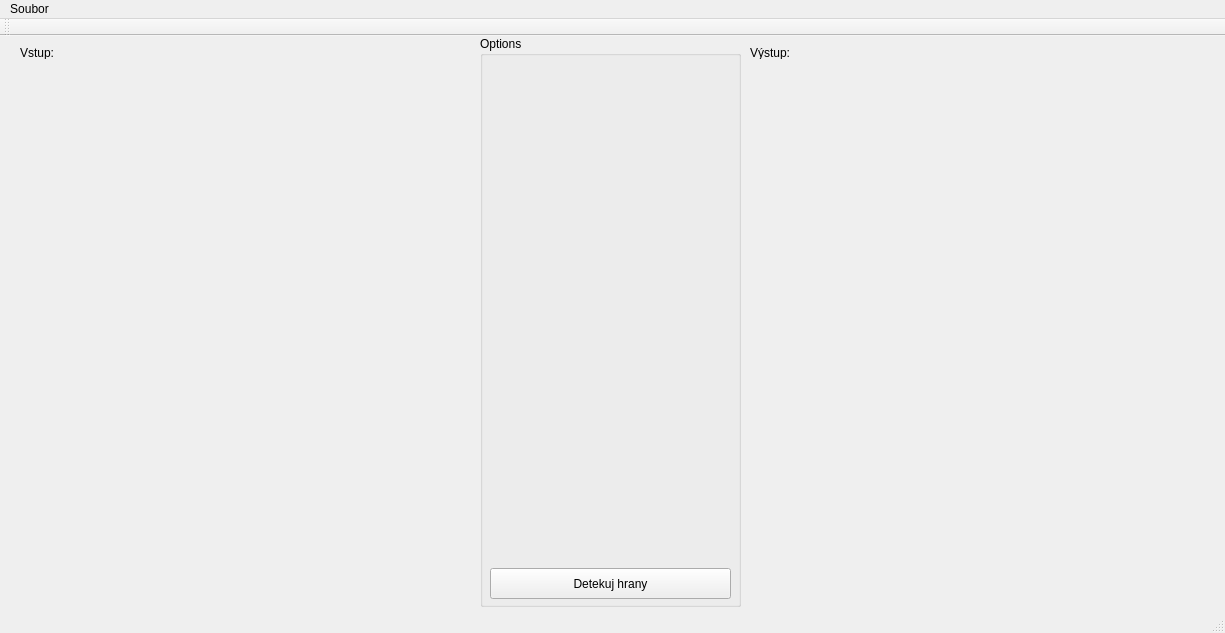
First picture: the form in dynamic-edge-detection/mainwindow.ui, repository mmaci/vutbr-fit-zpo-dynamicka-detekce-hran, before the edit.
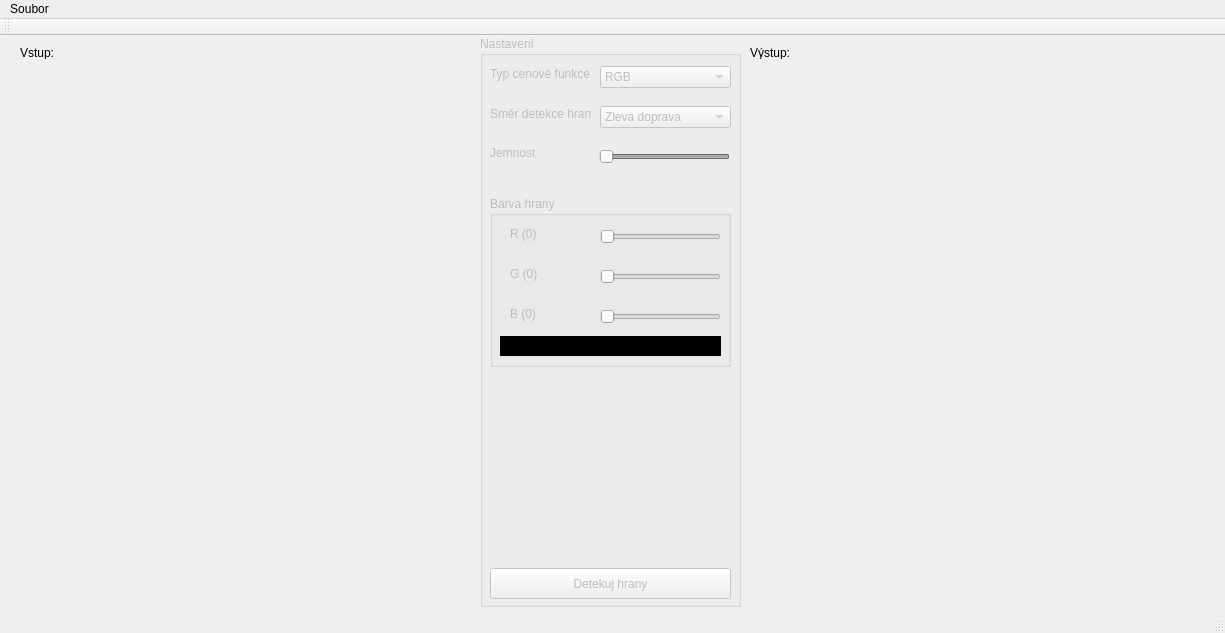
Second picture: the form after the edit.

```diff
--- a/dynamic-edge-detection/mainwindow.ui
+++ b/dynamic-edge-detection/mainwindow.ui
@@ -14,7 +14,10 @@
    <string>MainWindow</string>
   </property>
   <widget class="QWidget" name="centralWidget">
-   <widget class="QGroupBox" name="groupBox">
+   <widget class="QGroupBox" name="gbNastaveni">
+    <property name="enabled">
+     <bool>false</bool>
+    </property>
     <property name="geometry">
      <rect>
       <x>480</x>
@@ -24,7 +27,7 @@
      </rect>
     </property>
     <property name="title">
-     <string>Options</string>
+     <string>Nastavení </string>
     </property>
     <widget class="QPushButton" name="pushButton">
      <property name="geometry">
@@ -39,6 +42,663 @@
       <string>Detekuj hrany</string>
      </property>
     </widget>
+    <widget class="QLabel" name="label_3">
+     <property name="geometry">
+      <rect>
+       <x>10</x>
+       <y>30</y>
+       <width>101</width>
+       <height>16</height>
+      </rect>
+     </property>
+     <property name="text">
+      <string>Typ cenové funkce:</string>
+     </property>
+    </widget>
+    <widget class="QLabel" name="label_4">
+     <property name="geometry">
+      <rect>
+       <x>10</x>
+       <y>70</y>
+       <width>101</width>
+       <height>16</height>
+      </rect>
+     </property>
+     <property name="text">
+      <string>Směr detekce hran:</string>
+     </property>
+    </widget>
+    <widget class="QComboBox" name="cbSmer">
+     <property name="geometry">
+      <rect>
+       <x>120</x>
+       <y>70</y>
+       <width>131</width>
+       <height>22</height>
+      </rect>
+     </property>
+     <item>
+      <property name="text">
+       <string>Zleva doprava</string>
+      </property>
+     </item>
+     <item>
+      <property name="text">
+       <string>Shora dolů</string>
+      </property>
+     </item>
+    </widget>
+    <widget class="QComboBox" name="cbCena">
+     <property name="geometry">
+      <rect>
+       <x>120</x>
+       <y>30</y>
+       <width>131</width>
+       <height>22</height>
+      </rect>
+     </property>
+     <item>
+      <property name="text">
+       <string>RGB</string>
+      </property>
+     </item>
+     <item>
+      <property name="text">
+       <string>CMYK</string>
+      </property>
+     </item>
+     <item>
+      <property name="text">
+       <string>GREYSCALE</string>
+      </property>
+     </item>
+     <item>
+      <property name="text">
+       <string>PUVODNI</string>
+      </property>
+     </item>
+    </widget>
+    <widget class="QSlider" name="hsJemnost">
+     <property name="geometry">
+      <rect>
+       <x>119</x>
+       <y>110</y>
+       <width>131</width>
+       <height>22</height>
+      </rect>
+     </property>
+     <property name="minimum">
+      <number>1</number>
+     </property>
+     <property name="maximum">
+      <number>10</number>
+     </property>
+     <property name="pageStep">
+      <number>5</number>
+     </property>
+     <property name="value">
+      <number>10</number>
+     </property>
+     <property name="orientation">
+      <enum>Qt::Horizontal</enum>
+     </property>
+     <property name="invertedAppearance">
+      <bool>true</bool>
+     </property>
+    </widget>
+    <widget class="QLabel" name="label_5">
+     <property name="geometry">
+      <rect>
+       <x>10</x>
+       <y>110</y>
+       <width>46</width>
+       <height>13</height>
+      </rect>
+     </property>
+     <property name="text">
+      <string>Jemnost:</string>
+     </property>
+    </widget>
+    <widget class="QGroupBox" name="groupBox">
+     <property name="geometry">
+      <rect>
+       <x>10</x>
+       <y>160</y>
+       <width>241</width>
+       <height>171</height>
+      </rect>
+     </property>
+     <property name="title">
+      <string>Barva hrany </string>
+     </property>
+     <widget class="QLabel" name="lblColor">
+      <property name="geometry">
+       <rect>
+        <x>10</x>
+        <y>140</y>
+        <width>221</width>
+        <height>20</height>
+       </rect>
+      </property>
+      <property name="palette">
+       <palette>
+        <active>
+         <colorrole role="WindowText">
+          <brush brushstyle="SolidPattern">
+           <color alpha="255">
+            <red>255</red>
+            <green>255</green>
+            <blue>255</blue>
+           </color>
+          </brush>
+         </colorrole>
+         <colorrole role="Button">
+          <brush brushstyle="SolidPattern">
+           <color alpha="255">
+            <red>0</red>
+            <green>0</green>
+            <blue>0</blue>
+           </color>
+          </brush>
+         </colorrole>
+         <colorrole role="Light">
+          <brush brushstyle="SolidPattern">
+           <color alpha="255">
+            <red>0</red>
+            <green>0</green>
+            <blue>0</blue>
+           </color>
+          </brush>
+         </colorrole>
+         <colorrole role="Midlight">
+          <brush brushstyle="SolidPattern">
+           <color alpha="255">
+            <red>0</red>
+            <green>0</green>
+            <blue>0</blue>
+           </color>
+          </brush>
+         </colorrole>
+         <colorrole role="Dark">
+          <brush brushstyle="SolidPattern">
+           <color alpha="255">
+            <red>0</red>
+            <green>0</green>
+            <blue>0</blue>
+           </color>
+          </brush>
+         </colorrole>
+         <colorrole role="Mid">
+          <brush brushstyle="SolidPattern">
+           <color alpha="255">
+            <red>0</red>
+            <green>0</green>
+            <blue>0</blue>
+           </color>
+          </brush>
+         </colorrole>
+         <colorrole role="Text">
+          <brush brushstyle="SolidPattern">
+           <color alpha="255">
+            <red>255</red>
+            <green>255</green>
+            <blue>255</blue>
+           </color>
+          </brush>
+         </colorrole>
+         <colorrole role="BrightText">
+          <brush brushstyle="SolidPattern">
+           <color alpha="255">
+            <red>255</red>
+            <green>255</green>
+            <blue>255</blue>
+           </color>
+          </brush>
+         </colorrole>
+         <colorrole role="ButtonText">
+          <brush brushstyle="SolidPattern">
+           <color alpha="255">
+            <red>255</red>
+            <green>255</green>
+            <blue>255</blue>
+           </color>
+          </brush>
+         </colorrole>
+         <colorrole role="Base">
+          <brush brushstyle="SolidPattern">
+           <color alpha="255">
+            <red>0</red>
+            <green>0</green>
+            <blue>0</blue>
+           </color>
+          </brush>
+         </colorrole>
+         <colorrole role="Window">
+          <brush brushstyle="SolidPattern">
+           <color alpha="255">
+            <red>0</red>
+            <green>0</green>
+            <blue>0</blue>
+           </color>
+          </brush>
+         </colorrole>
+         <colorrole role="Shadow">
+          <brush brushstyle="SolidPattern">
+           <color alpha="255">
+            <red>0</red>
+            <green>0</green>
+            <blue>0</blue>
+           </color>
+          </brush>
+         </colorrole>
+         <colorrole role="AlternateBase">
+          <brush brushstyle="SolidPattern">
+           <color alpha="255">
+            <red>0</red>
+            <green>0</green>
+            <blue>0</blue>
+           </color>
+          </brush>
+         </colorrole>
+         <colorrole role="ToolTipBase">
+          <brush brushstyle="SolidPattern">
+           <color alpha="255">
+            <red>255</red>
+            <green>255</green>
+            <blue>220</blue>
+           </color>
+          </brush>
+         </colorrole>
+         <colorrole role="ToolTipText">
+          <brush brushstyle="SolidPattern">
+           <color alpha="255">
+            <red>0</red>
+            <green>0</green>
+            <blue>0</blue>
+           </color>
+          </brush>
+         </colorrole>
+        </active>
+        <inactive>
+         <colorrole role="WindowText">
+          <brush brushstyle="SolidPattern">
+           <color alpha="255">
+            <red>255</red>
+            <green>255</green>
+            <blue>255</blue>
+           </color>
+          </brush>
+         </colorrole>
+         <colorrole role="Button">
+          <brush brushstyle="SolidPattern">
+           <color alpha="255">
+            <red>0</red>
+            <green>0</green>
+            <blue>0</blue>
+           </color>
+          </brush>
+         </colorrole>
+         <colorrole role="Light">
+          <brush brushstyle="SolidPattern">
+           <color alpha="255">
+            <red>0</red>
+            <green>0</green>
+            <blue>0</blue>
+           </color>
+          </brush>
+         </colorrole>
+         <colorrole role="Midlight">
+          <brush brushstyle="SolidPattern">
+           <color alpha="255">
+            <red>0</red>
+            <green>0</green>
+            <blue>0</blue>
+           </color>
+          </brush>
+         </colorrole>
+         <colorrole role="Dark">
+          <brush brushstyle="SolidPattern">
+           <color alpha="255">
+            <red>0</red>
+            <green>0</green>
+            <blue>0</blue>
+           </color>
+          </brush>
+         </colorrole>
+         <colorrole role="Mid">
+          <brush brushstyle="SolidPattern">
+           <color alpha="255">
+            <red>0</red>
+            <green>0</green>
+            <blue>0</blue>
+           </color>
+          </brush>
+         </colorrole>
+         <colorrole role="Text">
+          <brush brushstyle="SolidPattern">
+           <color alpha="255">
+            <red>255</red>
+            <green>255</green>
+            <blue>255</blue>
+           </color>
+          </brush>
+         </colorrole>
+         <colorrole role="BrightText">
+          <brush brushstyle="SolidPattern">
+           <color alpha="255">
+            <red>255</red>
+            <green>255</green>
+            <blue>255</blue>
+           </color>
+          </brush>
+         </colorrole>
+         <colorrole role="ButtonText">
+          <brush brushstyle="SolidPattern">
+           <color alpha="255">
+            <red>255</red>
+            <green>255</green>
+            <blue>255</blue>
+           </color>
+          </brush>
+         </colorrole>
+         <colorrole role="Base">
+          <brush brushstyle="SolidPattern">
+           <color alpha="255">
+            <red>0</red>
+            <green>0</green>
+            <blue>0</blue>
+           </color>
+          </brush>
+         </colorrole>
+         <colorrole role="Window">
+          <brush brushstyle="SolidPattern">
+           <color alpha="255">
+            <red>0</red>
+            <green>0</green>
+            <blue>0</blue>
+           </color>
+          </brush>
+         </colorrole>
+         <colorrole role="Shadow">
+          <brush brushstyle="SolidPattern">
+           <color alpha="255">
+            <red>0</red>
+            <green>0</green>
+            <blue>0</blue>
+           </color>
+          </brush>
+         </colorrole>
+         <colorrole role="AlternateBase">
+          <brush brushstyle="SolidPattern">
+           <color alpha="255">
+            <red>0</red>
+            <green>0</green>
+            <blue>0</blue>
+           </color>
+          </brush>
+         </colorrole>
+         <colorrole role="ToolTipBase">
+          <brush brushstyle="SolidPattern">
+           <color alpha="255">
+            <red>255</red>
+            <green>255</green>
+            <blue>220</blue>
+           </color>
+          </brush>
+         </colorrole>
+         <colorrole role="ToolTipText">
+          <brush brushstyle="SolidPattern">
+           <color alpha="255">
+            <red>0</red>
+            <green>0</green>
+            <blue>0</blue>
+           </color>
+          </brush>
+         </colorrole>
+        </inactive>
+        <disabled>
+         <colorrole role="WindowText">
+          <brush brushstyle="SolidPattern">
+           <color alpha="255">
+            <red>0</red>
+            <green>0</green>
+            <blue>0</blue>
+           </color>
+          </brush>
+         </colorrole>
+         <colorrole role="Button">
+          <brush brushstyle="SolidPattern">
+           <color alpha="255">
+            <red>0</red>
+            <green>0</green>
+            <blue>0</blue>
+           </color>
+          </brush>
+         </colorrole>
+         <colorrole role="Light">
+          <brush brushstyle="SolidPattern">
+           <color alpha="255">
+            <red>0</red>
+            <green>0</green>
+            <blue>0</blue>
+           </color>
+          </brush>
+         </colorrole>
+         <colorrole role="Midlight">
+          <brush brushstyle="SolidPattern">
+           <color alpha="255">
+            <red>0</red>
+            <green>0</green>
+            <blue>0</blue>
+           </color>
+          </brush>
+         </colorrole>
+         <colorrole role="Dark">
+          <brush brushstyle="SolidPattern">
+           <color alpha="255">
+            <red>0</red>
+            <green>0</green>
+            <blue>0</blue>
+           </color>
+          </brush>
+         </colorrole>
+         <colorrole role="Mid">
+          <brush brushstyle="SolidPattern">
+           <color alpha="255">
+            <red>0</red>
+            <green>0</green>
+            <blue>0</blue>
+           </color>
+          </brush>
+         </colorrole>
+         <colorrole role="Text">
+          <brush brushstyle="SolidPattern">
+           <color alpha="255">
+            <red>0</red>
+            <green>0</green>
+            <blue>0</blue>
+           </color>
+          </brush>
+         </colorrole>
+         <colorrole role="BrightText">
+          <brush brushstyle="SolidPattern">
+           <color alpha="255">
+            <red>255</red>
+            <green>255</green>
+            <blue>255</blue>
+           </color>
+          </brush>
+         </colorrole>
+         <colorrole role="ButtonText">
+          <brush brushstyle="SolidPattern">
+           <color alpha="255">
+            <red>0</red>
+            <green>0</green>
+            <blue>0</blue>
+           </color>
+          </brush>
+         </colorrole>
+         <colorrole role="Base">
+          <brush brushstyle="SolidPattern">
+           <color alpha="255">
+            <red>0</red>
+            <green>0</green>
+            <blue>0</blue>
+           </color>
+          </brush>
+         </colorrole>
+         <colorrole role="Window">
+          <brush brushstyle="SolidPattern">
+           <color alpha="255">
+            <red>0</red>
+            <green>0</green>
+            <blue>0</blue>
+           </color>
+          </brush>
+         </colorrole>
+         <colorrole role="Shadow">
+          <brush brushstyle="SolidPattern">
+           <color alpha="255">
+            <red>0</red>
+            <green>0</green>
+            <blue>0</blue>
+           </color>
+          </brush>
+         </colorrole>
+         <colorrole role="AlternateBase">
+          <brush brushstyle="SolidPattern">
+           <color alpha="255">
+            <red>0</red>
+            <green>0</green>
+            <blue>0</blue>
+           </color>
+          </brush>
+         </colorrole>
+         <colorrole role="ToolTipBase">
+          <brush brushstyle="SolidPattern">
+           <color alpha="255">
+            <red>255</red>
+            <green>255</green>
+            <blue>220</blue>
+           </color>
+          </brush>
+         </colorrole>
+         <colorrole role="ToolTipText">
+          <brush brushstyle="SolidPattern">
+           <color alpha="255">
+            <red>0</red>
+            <green>0</green>
+            <blue>0</blue>
+           </color>
+          </brush>
+         </colorrole>
+        </disabled>
+       </palette>
+      </property>
+      <property name="autoFillBackground">
+       <bool>true</bool>
+      </property>
+      <property name="text">
+       <string/>
+      </property>
+     </widget>
+     <widget class="QSlider" name="hsR">
+      <property name="geometry">
+       <rect>
+        <x>110</x>
+        <y>30</y>
+        <width>121</width>
+        <height>22</height>
+       </rect>
+      </property>
+      <property name="maximum">
+       <number>255</number>
+      </property>
+      <property name="pageStep">
+       <number>51</number>
+      </property>
+      <property name="orientation">
+       <enum>Qt::Horizontal</enum>
+      </property>
+     </widget>
+     <widget class="QLabel" name="lblR">
+      <property name="geometry">
+       <rect>
+        <x>20</x>
+        <y>30</y>
+        <width>41</width>
+        <height>16</height>
+       </rect>
+      </property>
+      <property name="text">
+       <string>R (0)</string>
+      </property>
+     </widget>
+     <widget class="QLabel" name="lblG">
+      <property name="geometry">
+       <rect>
+        <x>20</x>
+        <y>70</y>
+        <width>41</width>
+        <height>16</height>
+       </rect>
+      </property>
+      <property name="text">
+       <string>G (0)</string>
+      </property>
+     </widget>
+     <widget class="QSlider" name="hsG">
+      <property name="geometry">
+       <rect>
+        <x>110</x>
+        <y>70</y>
+        <width>121</width>
+        <height>22</height>
+       </rect>
+      </property>
+      <property name="maximum">
+       <number>255</number>
+      </property>
+      <property name="pageStep">
+       <number>51</number>
+      </property>
+      <property name="orientation">
+       <enum>Qt::Horizontal</enum>
+      </property>
+     </widget>
+     <widget class="QLabel" name="lblB">
+      <property name="geometry">
+       <rect>
+        <x>20</x>
+        <y>110</y>
+        <width>41</width>
+        <height>16</height>
+       </rect>
+      </property>
+      <property name="text">
+       <string>B (0)</string>
+      </property>
+     </widget>
+     <widget class="QSlider" name="hsB">
+      <property name="geometry">
+       <rect>
+        <x>110</x>
+        <y>110</y>
+        <width>121</width>
+        <height>22</height>
+       </rect>
+      </property>
+      <property name="maximum">
+       <number>255</number>
+      </property>
+      <property name="pageStep">
+       <number>51</number>
+      </property>
+      <property name="orientation">
+       <enum>Qt::Horizontal</enum>
+      </property>
+     </widget>
+    </widget>
    </widget>
    <widget class="QLabel" name="imgVstup">
     <property name="geometry">
```
Left out of the diff: 19 changed lines with no effect on the pictures.
